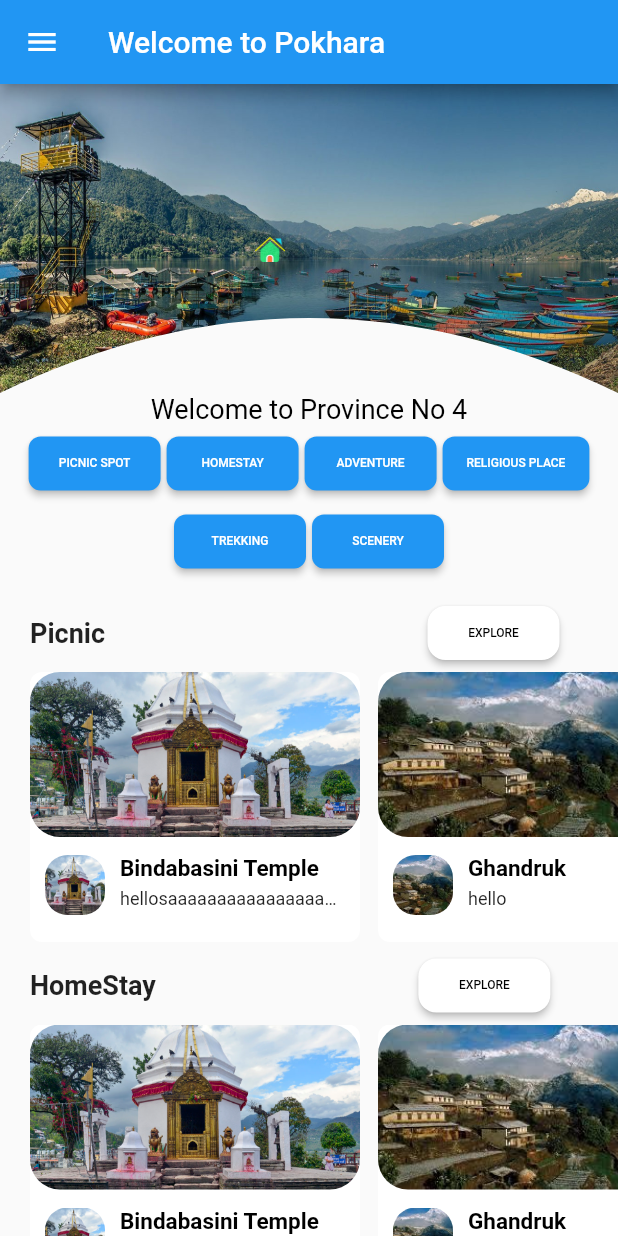
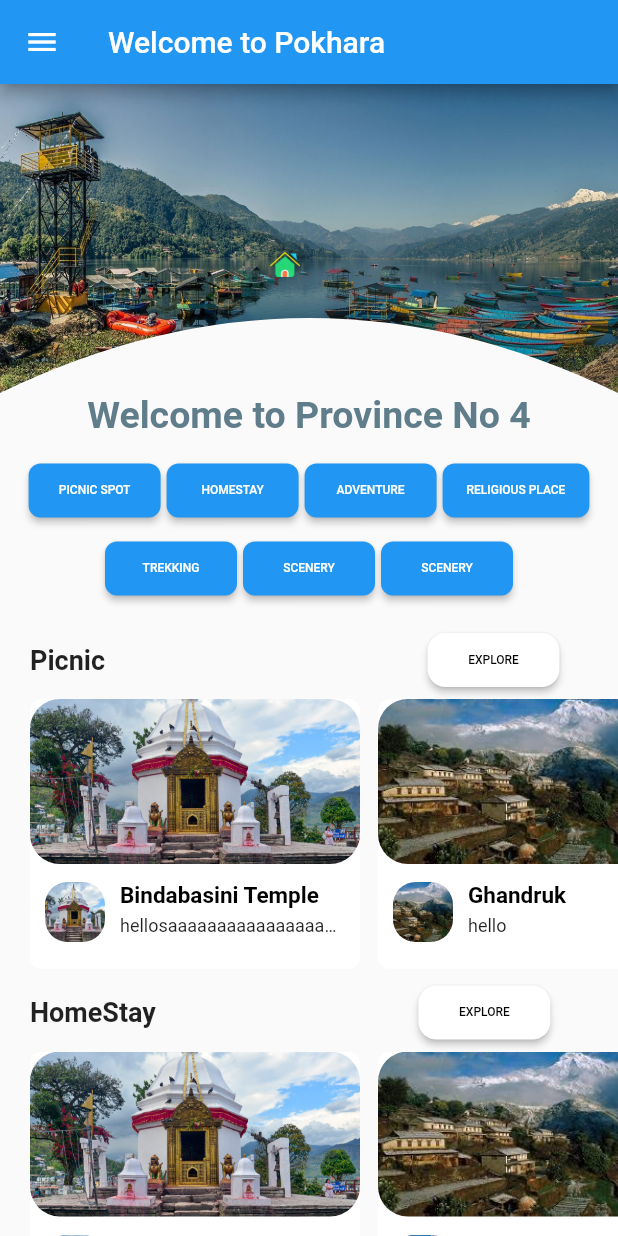
Before and after one commit to techolation/Visit_provision_no_4, a Flutter app: the screen it shows after launch, on a phone screen of 412 x 824 dp. Run offline on Flutter 3.47's test engine with Material 2 defaults, Android fonts, the phone set to English and light mode, and no system bars; drawn by our look-alikes of carousel_pro.

```diff
--- a/lib/Explore/explorePage.dart
+++ b/lib/Explore/explorePage.dart
@@ -1,11 +1,11 @@
 import 'package:carousel_pro/carousel_pro.dart';
 import 'package:flutter/material.dart';
 
-class ImageCarousel extends StatefulWidget {
+class ImageCarouselre extends StatefulWidget {
   ImageCarouselState createState() => new ImageCarouselState();
 }
 
-class ImageCarouselState extends State<ImageCarousel> {
+class ImageCarouselState extends State<ImageCarouselre> {
   @override
   Widget build(BuildContext context) {
     double width = MediaQuery.of(context).size.width;
@@ -36,36 +36,37 @@ class ImageCarouselState extends State<ImageCarousel> {
               Padding(
                 padding: const EdgeInsets.fromLTRB(170, 100, 20, 20),
                 child: Column(
-                  mainAxisSize: MainAxisSize.max,
-                  // mainAxisAlignment: MainAxisAlignment.center,
+                  crossAxisAlignment: CrossAxisAlignment.center,
                   children: <Widget>[
-                    Image(
-                      image:
-                          AssetImage('assets/images/exploreImage/homeicon.png'),
-                      height: 20,
-                      width: 20,
-                    )
+                    Container(
+                        padding: EdgeInsets.all(10),
+                        child: Image(
+                          image: AssetImage(
+                              'assets/images/exploreImage/homeicon.png'),
+                          height: 20,
+                          width: 20,
+                        )),
                   ],
                 ),
               ),
             ],
           ),
         ),
-        Text(
-          'Welcome to Province No 4',
-          style: TextStyle(fontSize: 18, color: Colors.black),
+        Row(
+          mainAxisAlignment: MainAxisAlignment.center,
+          children: <Widget>[
+            Text(
+              'Welcome to Province No 4',
+              style: TextStyle(
+                fontSize: 25,
+                color: Colors.blueGrey,
+                fontWeight: FontWeight.bold,
+              ),
+            )
+          ],
         ),
       ],
     );
-
-    // return Scaffold(
-
-    //   body: ListView(
-    //     children: <Widget>[
-    //       imageslidercarousel,
-    //     ],
-    //   ),
-    // );
   }
 }
 
--- a/lib/HomePage/Titlepage.dart
+++ b/lib/HomePage/Titlepage.dart
@@ -4,6 +4,7 @@ class Titlepage extends StatelessWidget {
   @override
   Widget build(BuildContext context) {
     return Container(
+      margin: EdgeInsets.only(top: 10),
       child: SizedBox(
           height: 110.0,
           child: Column(
@@ -21,6 +22,7 @@ class Titlepage extends StatelessWidget {
                 mainAxisAlignment: MainAxisAlignment.center,
                 children: <Widget>[
                   raisedButton(context, "Trekking"),
+                  raisedButton(context, "Scenery"),
                   raisedButton(context, "Scenery"),
                 ],
               ),
--- a/lib/HomePage/picnic.dart
+++ b/lib/HomePage/picnic.dart
@@ -1,4 +1,5 @@
 import 'package:flutter/material.dart';
+import 'package:visit_provision4_2020/description.dart';
 
 class PicnicList extends StatelessWidget {
   Widget headingWidget(BuildContext context, String title) {
@@ -91,12 +92,10 @@ class PicnicList extends StatelessWidget {
   Widget cardItemWidget(BuildContext context, String image, String title,
       String desc, String icon) {
     return GestureDetector(
-        // onTap: (() {
-        //   Navigator.push(
-        //       context,
-        //       new MaterialPageRoute(
-        //           builder: (context) => DetailPageName(image, title)));
-        // }),
+        onTap: (() {
+          Navigator.push(context,
+              new MaterialPageRoute(builder: (context) => Description()));
+        }),
         child: Container(
           width: 220.0,
           height: 180.0,
--- a/lib/main.dart
+++ b/lib/main.dart
@@ -24,7 +24,7 @@ class MyApp extends StatelessWidget {
         body: new SingleChildScrollView(
           child: new Column(
             children: <Widget>[
-              ImageCarousel(),
+              ImageCarouselre(),
               Titlepage(),
               PicnicList(),
               Homestay(),
```
Also changed, not shown: lib/description.dart (+32 -32 lines), pubspec.yaml (+17 -11 lines). Lines whose indentation alone changed are shown as unchanged.
